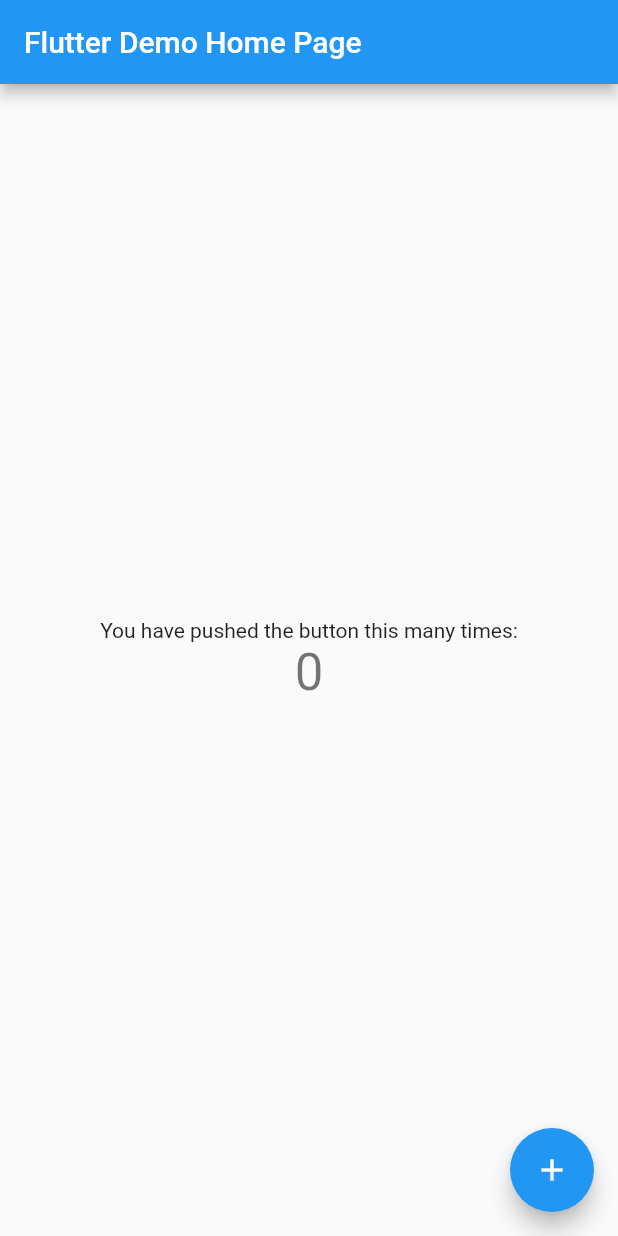
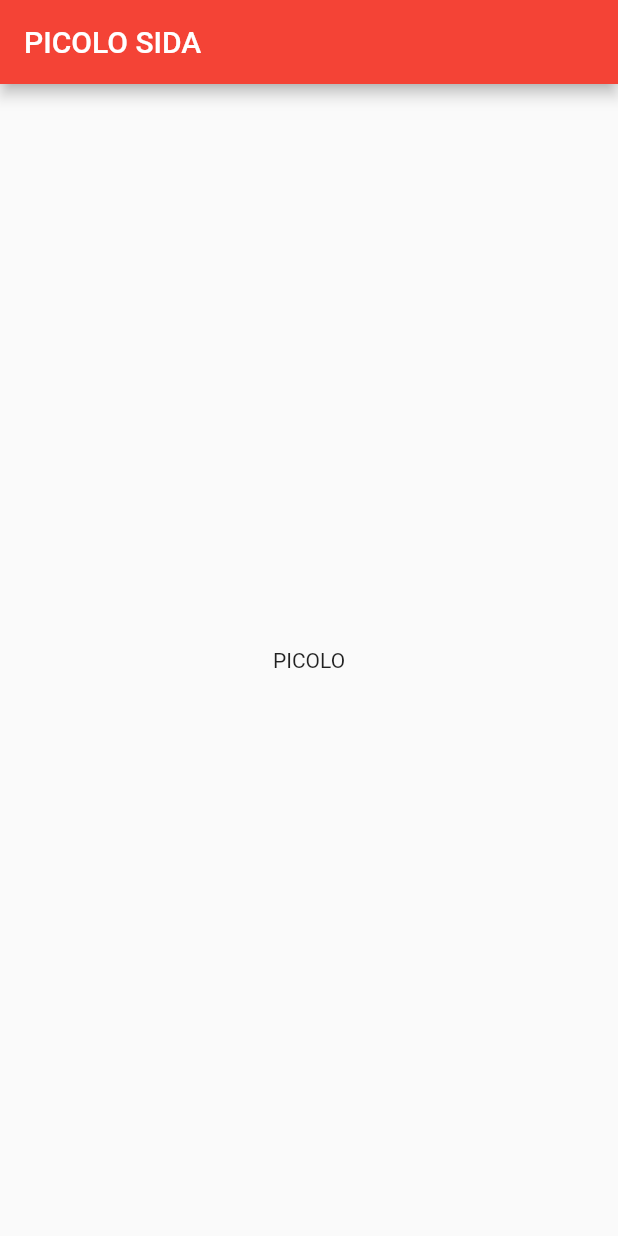
Before and after one commit to Injection-SQL/front, a Flutter app: the screen it shows after launch, on a phone screen of 412 x 824 dp. Run offline on Flutter 3.47's test engine with Material 2 defaults, Android fonts, the phone set to English and light mode, and no system bars.

Commit message:
feat: clean basic interface

```diff
--- a/lib/main.dart
+++ b/lib/main.dart
@@ -13,33 +13,15 @@
     return MaterialApp(
       title: 'Flutter Demo',
       theme: ThemeData(
-        // This is the theme of your application.
-        //
-        // Try running your application with "flutter run". You'll see the
-        // application has a blue toolbar. Then, without quitting the app, try
-        // changing the primarySwatch below to Colors.green and then invoke
-        // "hot reload" (press "r" in the console where you ran "flutter run",
-        // or simply save your changes to "hot reload" in a Flutter IDE).
-        // Notice that the counter didn't reset back to zero; the application
-        // is not restarted.
-        primarySwatch: Colors.blue,
+        primarySwatch: Colors.red,
       ),
-      home: const MyHomePage(title: 'Flutter Demo Home Page'),
+      home: const MyHomePage(title: 'PICOLO SIDA'),
     );
   }
 }
 
 class MyHomePage extends StatefulWidget {
   const MyHomePage({super.key, required this.title});
-
-  // This widget is the home page of your application. It is stateful, meaning
-  // that it has a State object (defined below) that contains fields that affect
-  // how it looks.
-
-  // This class is the configuration for the state. It holds the values (in this
-  // case the title) provided by the parent (in this case the App widget) and
-  // used by the build method of the State. Fields in a Widget subclass are
-  // always marked "final".
 
   final String title;
 
@@ -48,68 +30,21 @@
 }
 
 class _MyHomePageState extends State<MyHomePage> {
-  int _counter = 0;
-
-  void _incrementCounter() {
-    setState(() {
-      // This call to setState tells the Flutter framework that something has
-      // changed in this State, which causes it to rerun the build method below
-      // so that the display can reflect the updated values. If we changed
-      // _counter without calling setState(), then the build method would not be
-      // called again, and so nothing would appear to happen.
-      _counter++;
-    });
-  }
 
   @override
   Widget build(BuildContext context) {
-    // This method is rerun every time setState is called, for instance as done
-    // by the _incrementCounter method above.
-    //
-    // The Flutter framework has been optimized to make rerunning build methods
-    // fast, so that you can just rebuild anything that needs updating rather
-    // than having to individually change instances of widgets.
     return Scaffold(
       appBar: AppBar(
-        // Here we take the value from the MyHomePage object that was created by
-        // the App.build method, and use it to set our appbar title.
         title: Text(widget.title),
       ),
       body: Center(
-        // Center is a layout widget. It takes a single child and positions it
-        // in the middle of the parent.
         child: Column(
-          // Column is also a layout widget. It takes a list of children and
-          // arranges them vertically. By default, it sizes itself to fit its
-          // children horizontally, and tries to be as tall as its parent.
-          //
-          // Invoke "debug painting" (press "p" in the console, choose the
-          // "Toggle Debug Paint" action from the Flutter Inspector in Android
-          // Studio, or the "Toggle Debug Paint" command in Visual Studio Code)
-          // to see the wireframe for each widget.
-          //
-          // Column has various properties to control how it sizes itself and
-          // how it positions its children. Here we use mainAxisAlignment to
-          // center the children vertically; the main axis here is the vertical
-          // axis because Columns are vertical (the cross axis would be
-          // horizontal).
           mainAxisAlignment: MainAxisAlignment.center,
-          children: <Widget>[
-            const Text(
-              'You have pushed the button this many times:',
-            ),
-            Text(
-              '$_counter',
-              style: Theme.of(context).textTheme.headline4,
-            ),
+          children: const <Widget>[
+            Text("PICOLO"),
           ],
         ),
       ),
-      floatingActionButton: FloatingActionButton(
-        onPressed: _incrementCounter,
-        tooltip: 'Increment',
-        child: const Icon(Icons.add),
-      ), // This trailing comma makes auto-formatting nicer for build methods.
     );
   }
 }
```
